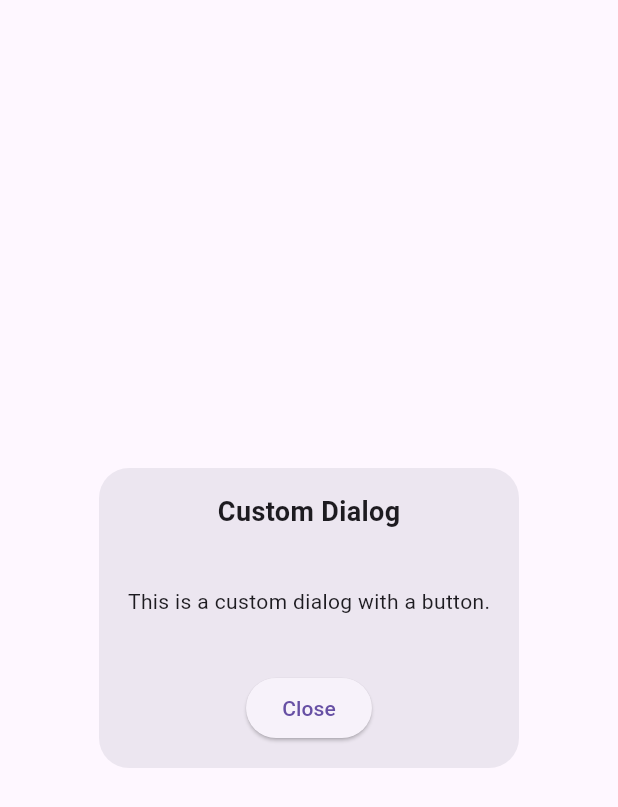
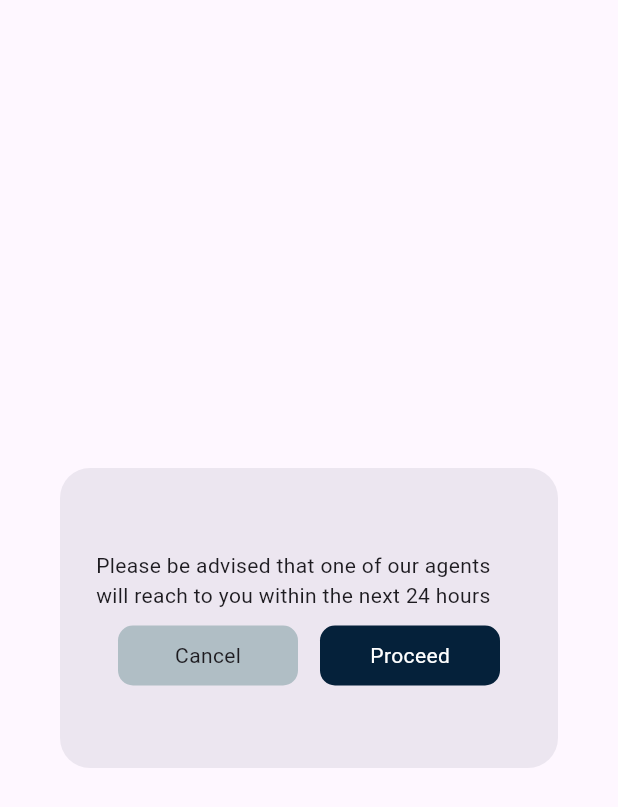
Before and after one commit to itsjasonagyeman/achieve_clone, a Flutter app: the RequestCallback widget shown alone on an empty page, opened directly, on a phone screen of 412 x 824 dp. Shown: the top 807 px of the screen. Run offline on Flutter 3.47's test engine with Material 3 defaults, Android fonts, the phone set to English and light mode, and no system bars; our stand-ins replace carousel_slider; statements that could not run were skipped.

Commit message:
Finished Explore

```diff
--- a/lib/pages/Navigate from explore page/request_callback.dart
+++ b/lib/pages/Navigate from explore page/request_callback.dart
@@ -17,24 +17,49 @@ class _RequestCallbackState extends State<RequestCallback> {
       child: Container(
                     padding: const EdgeInsets.all(16),
                     height: 200,
+                    child: Padding(
+                      padding: const EdgeInsets.all(8.0),
                       child: Column(
-                      mainAxisAlignment: MainAxisAlignment.spaceBetween,
+                        mainAxisAlignment: MainAxisAlignment.center,
+                        crossAxisAlignment: CrossAxisAlignment.center,
                         children: [
-                        const Text(
-                          "Custom Dialog",
-                          style: TextStyle(
-                            fontSize: 18,
-                            fontWeight: FontWeight.bold,
+                          const Text("Please be advised that one of our agents will reach to you within the next 24 hours"),
+                          const SizedBox(height: 10,),
+                          Row(
+                            mainAxisAlignment: MainAxisAlignment.spaceEvenly,
+                            children: [
+                              GestureDetector(
+                                onTap: (){
+                                  Navigator.pop(context);
+                                },
+                                child: Container(
+                                  height: 40,
+                                  width: 120,
+                                  decoration: BoxDecoration(
+                                    borderRadius: BorderRadius.circular(10),
+                                    color: Colors.blueGrey[200]
+                                  ),
+                                  child: const Center(child: Text('Cancel')),
                                 ),
                               ),
-                        const Text("This is a custom dialog with a button."),
-                        ElevatedButton(
-                          onPressed: () {
+                              GestureDetector(
+                                onTap: (){
                                   Navigator.pop(context);
                                 },
-                          child: const Text("Close"),
+                                child: Container(
+                                  height: 40,
+                                  width: 120,
+                                  decoration: BoxDecoration(
+                                    borderRadius: BorderRadius.circular(10),
+                                    color: const Color.fromARGB(255, 5, 33, 58)
+                                  ),
+                                  child: const Center(child: Text('Proceed', style: TextStyle(color: Colors.white),)),
+                                ),
+                              )
+                            ],
                           ),
                         ],
+                      ),
                     ),
       ),
     );
```
Lines whose indentation alone changed are shown as unchanged.
